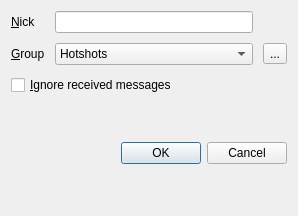
Above: src/settings.ui from nikhilm/qommunicate before the change. Below: the same form after it.
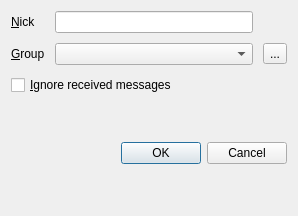
That is the form after the change.

Commit message: Removed demo groups, empty group is now default

The edit to the form file:
```diff
--- a/src/settings.ui
+++ b/src/settings.ui
@@ -69,16 +69,6 @@
          <property name="editable" >
           <bool>false</bool>
          </property>
-         <item>
-          <property name="text" >
-           <string>Hotshots</string>
-          </property>
-         </item>
-         <item>
-          <property name="text" >
-           <string>Tatva</string>
-          </property>
-         </item>
         </widget>
        </item>
        <item row="1" column="2" >
```
The commit also changes 1 other file.
